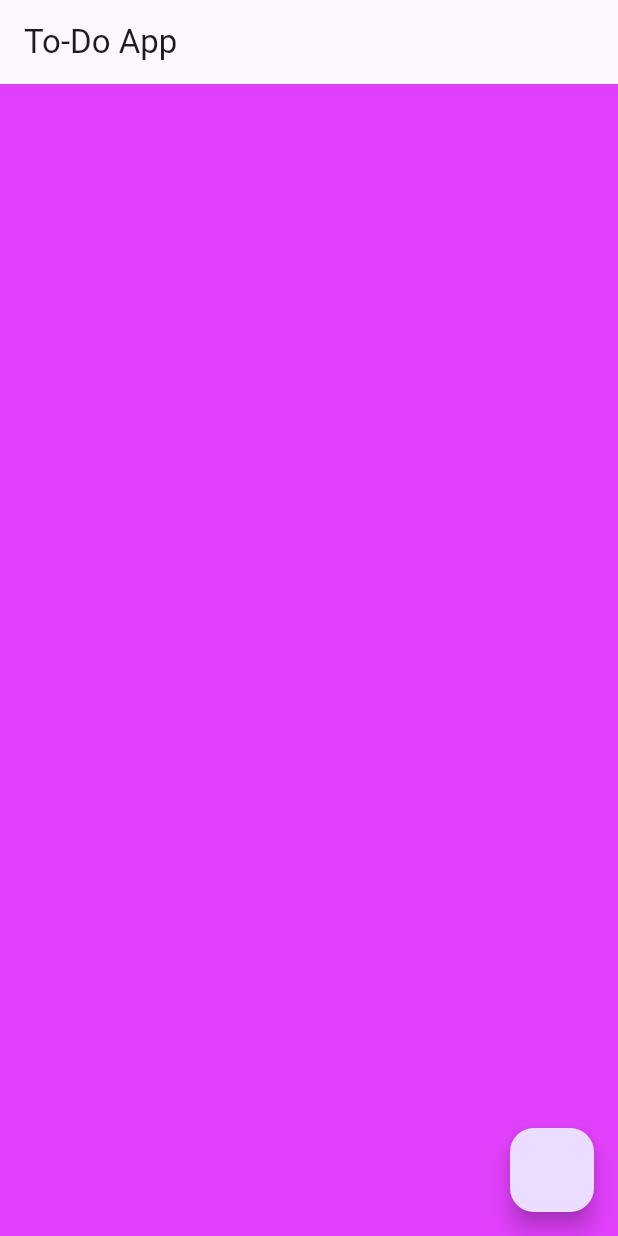
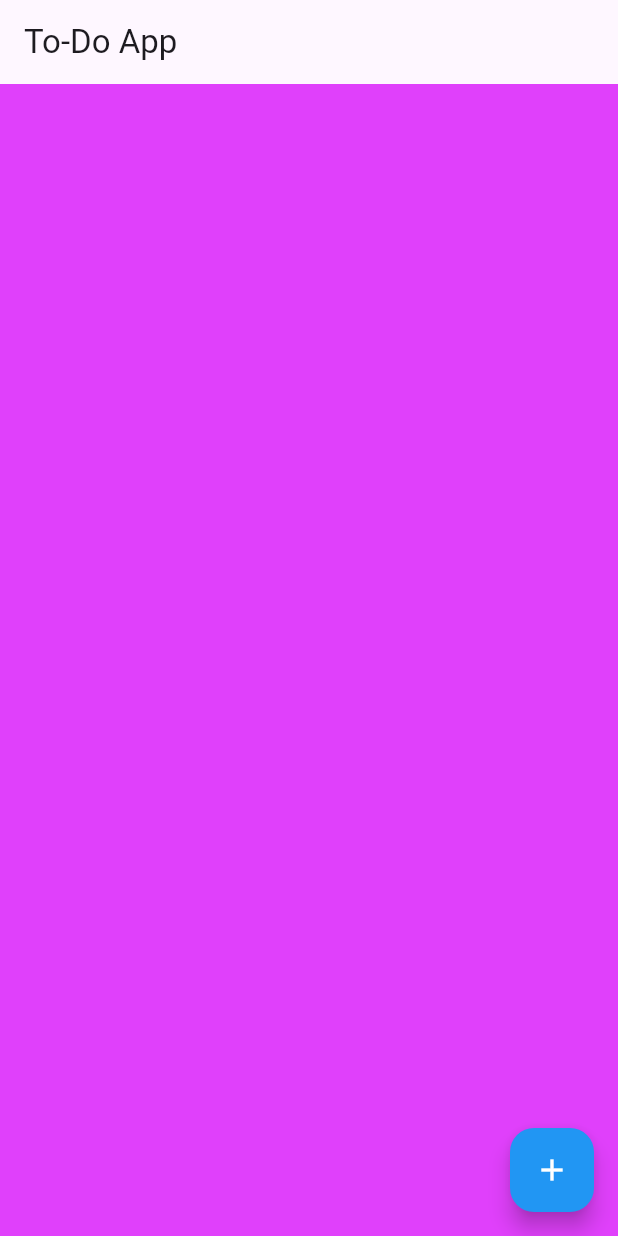
Before and after one commit to MouBiswas16/todo_app_firebase, a Flutter app: the screen it shows after launch, on a phone screen of 412 x 824 dp. Run offline on Flutter 3.47's test engine with Material 3 defaults, Android fonts, the phone set to English and light mode, and no system bars; our stand-ins replace google_fonts.

```diff
--- a/lib/main.dart
+++ b/lib/main.dart
@@ -15,10 +15,11 @@ class MyApp extends StatelessWidget {
     return MaterialApp(
       title: 'Todo App',
       debugShowCheckedModeBanner: false,
-      // theme: ThemeData(
-      //   colorScheme: ColorScheme.fromSeed(seedColor: Colors.deepPurple),
-      //   useMaterial3: true,
-      // ),
+      theme: ThemeData(
+        primaryColor: Colors.blue,
+        colorScheme: ColorScheme.fromSeed(seedColor: Colors.deepPurple),
+        useMaterial3: true,
+      ),
       home: HomeScreen(),
     );
   }
--- a/lib/screens/home.dart
+++ b/lib/screens/home.dart
@@ -1,4 +1,7 @@
+// ignore_for_file: prefer_const_constructors
+
 import 'package:flutter/material.dart';
+import 'package:todo_app_firebase/screens/add_task.dart';
 
 class HomeScreen extends StatefulWidget {
   const HomeScreen({super.key});
@@ -20,7 +23,19 @@ class _HomeScreenState extends State<HomeScreen> {
         color: Colors.purpleAccent,
       ),
       floatingActionButton: FloatingActionButton(
-        onPressed: () {},
+        backgroundColor: Theme.of(context).primaryColor,
+        child: Icon(
+          Icons.add,
+          color: Colors.white,
+        ),
+        onPressed: () {
+          Navigator.push(
+            context,
+            MaterialPageRoute(
+              builder: (context) => AddTask(),
+            ),
+          );
+        },
       ),
     );
   }
```
Also changed, not shown: lib/screens/add_task.dart (added, +66 -0 lines).
